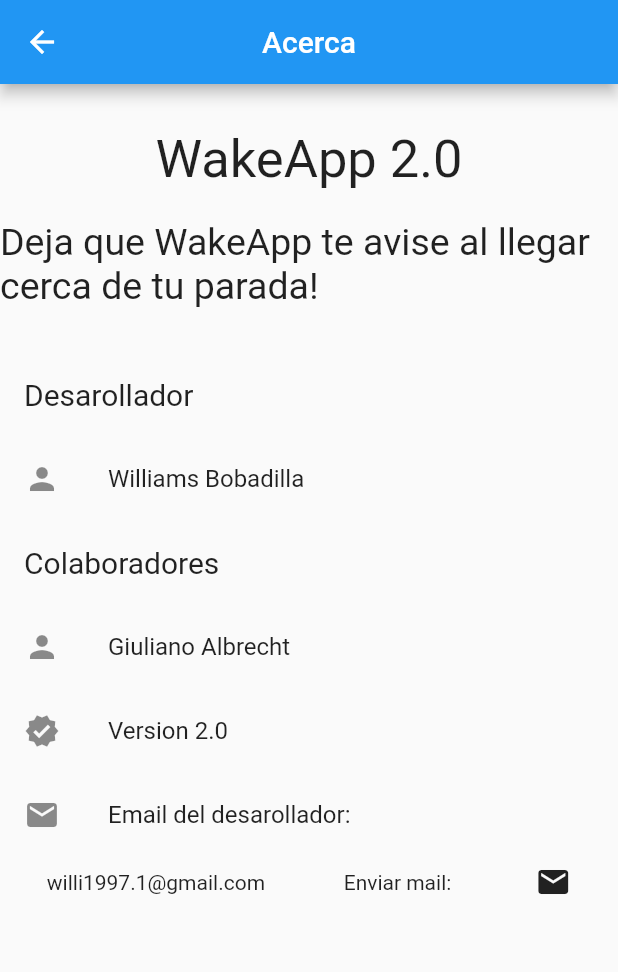
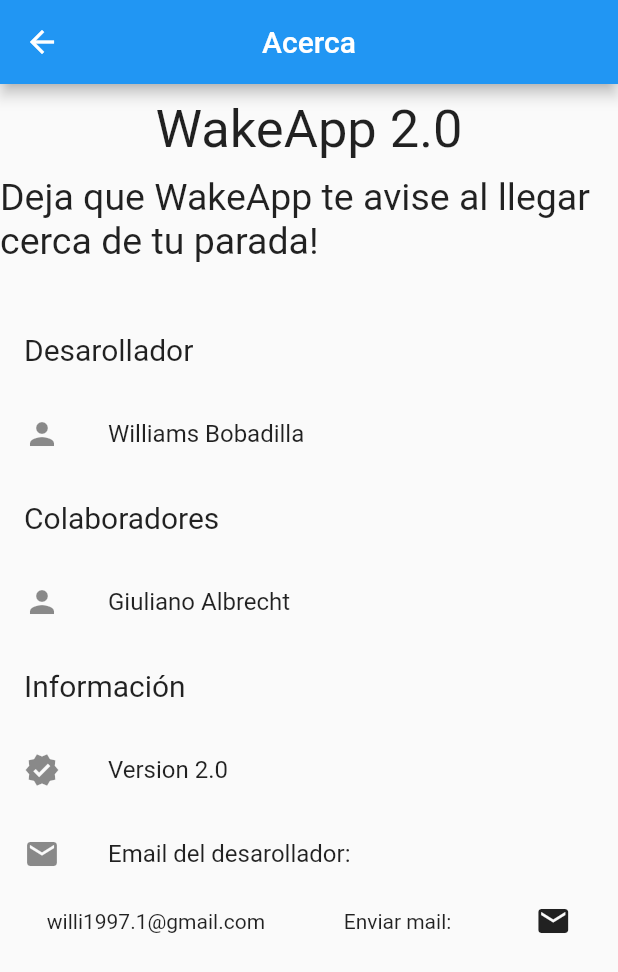
Before and after one commit to WilliBobadilla/wakeApp2.0, a Flutter app: the AboutView screen opened by its route, on a phone screen of 412 x 824 dp. Shown: the top 972 px of the screen. Run offline on Flutter 3.47's test engine with Material 2 defaults, Android fonts, the light colour scheme and no system bars; our stand-ins replace audioplayers, flutter_map, get, latlong, location; missing offline and left inert: location_permissions.

Commit message:
adding some text and deleting spaces in about view

```diff
--- a/lib/app/modules/about/views/about_view.dart
+++ b/lib/app/modules/about/views/about_view.dart
@@ -16,14 +16,14 @@ class AboutView extends GetView<AboutController> {
       body: Center(
         child: Column(crossAxisAlignment: CrossAxisAlignment.center, children: [
           Container(
-            height: 30,
+            height: 10,
           ),
           Text(
             'WakeApp 2.0',
             style: TextStyle(fontSize: 35),
           ),
           Container(
-            height: 20,
+            height: 10,
           ),
           Text(
             'Deja que WakeApp te avise al llegar cerca de tu parada!',
@@ -50,6 +50,11 @@ class AboutView extends GetView<AboutController> {
             leading: Icon(Icons.person),
             title: Text("Giuliano Albrecht"),
           ),
+          ListTile(
+              title: Text(
+            "Información",
+            style: TextStyle(fontSize: 20),
+          )),
           ListTile(
             leading: Icon(Icons.verified_sharp),
             title: Text("Version 2.0 "),
```
